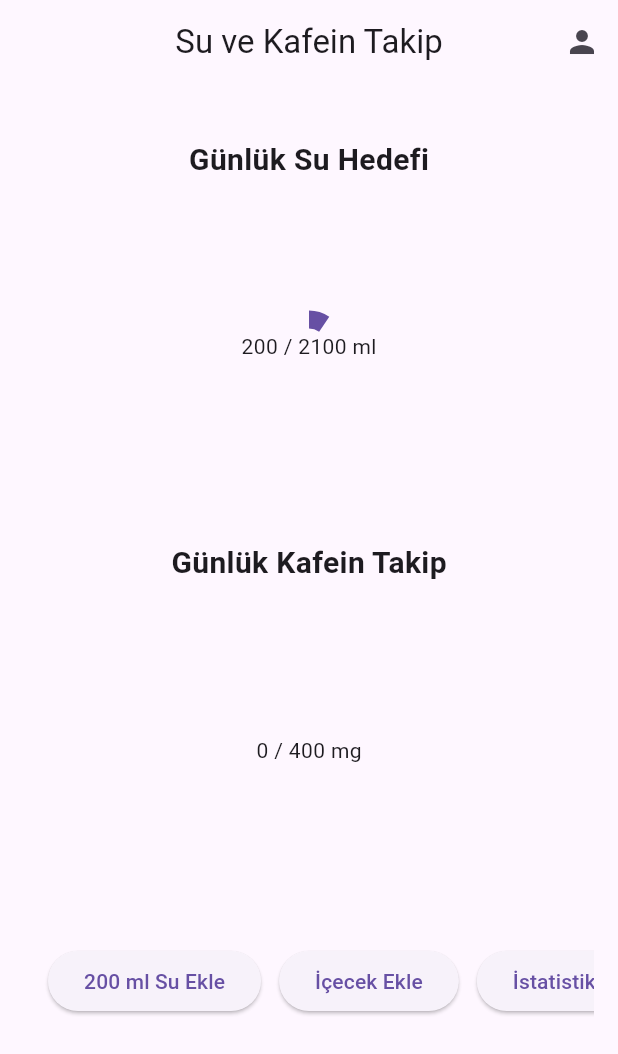
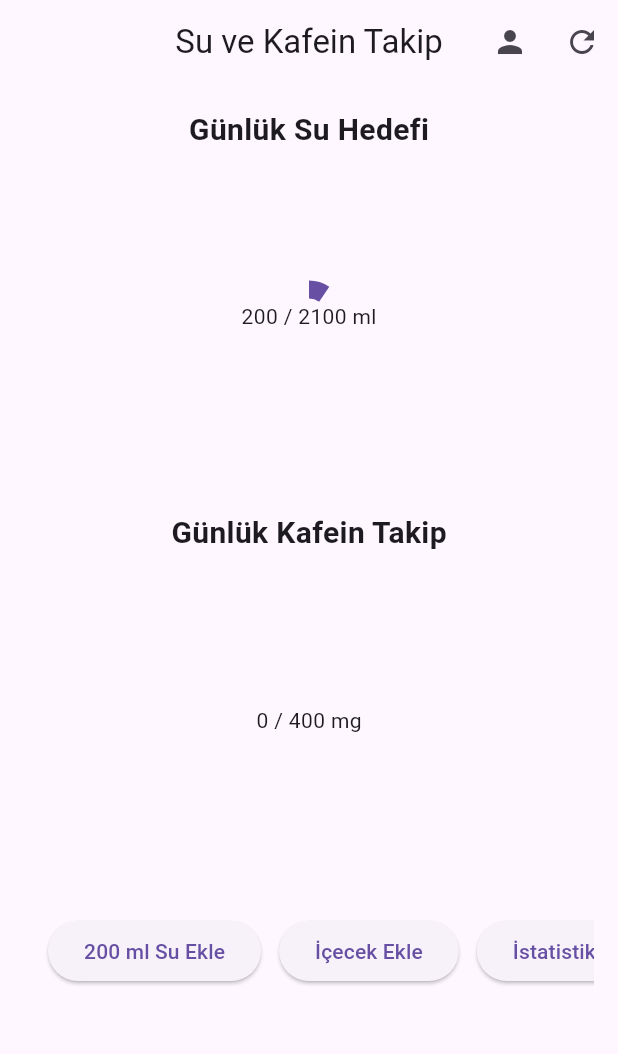
Before and after one commit to yafurkan/suu-water-tracker, a Flutter app: the screen it shows after launch, after a tap on "200 ml Su Ekle", on a phone screen of 412 x 824 dp. Shown: the top 1054 px of the screen. Run offline on Flutter 3.47's test engine with Material 3 defaults, Android fonts, the light colour scheme and no system bars; our stand-ins replace awesome_notifications, fl_chart, shared_preferences.

Commit message:
v0.6: Açılışta reset ve günlük verileri temizleme

```diff
--- a/lib/screens/water_tracker_screen.dart
+++ b/lib/screens/water_tracker_screen.dart
@@ -12,7 +12,7 @@ class WaterTrackerScreen extends StatefulWidget {
 
 class _WaterTrackerScreenState extends State<WaterTrackerScreen> {
   int _waterConsumed = 0;
-  int _dailyGoal = 2000;               // artık dinamik
+  int _dailyGoal = 2000;
   int _caffeineConsumed = 0;
   final int _dailyCaffeineLimit = 400;
 
@@ -24,11 +24,10 @@ class _WaterTrackerScreenState extends State<WaterTrackerScreen> {
 
   Future<void> _loadData() async {
     final prefs = await SharedPreferences.getInstance();
-    final weight = prefs.getDouble('weight') ?? 60.0; // default 60kg
+    final weight = prefs.getDouble('weight') ?? 60.0;
     setState(() {
       _waterConsumed = prefs.getInt('waterConsumed') ?? 0;
       _caffeineConsumed = prefs.getInt('caffeineConsumed') ?? 0;
-      // Formül: 0.035 × kilo(kg) × 1000 = ml
       _dailyGoal = (0.035 * weight * 1000).toInt();
     });
   }
@@ -39,6 +38,14 @@ class _WaterTrackerScreenState extends State<WaterTrackerScreen> {
     await prefs.setInt('caffeineConsumed', _caffeineConsumed);
   }
 
+  void _resetData() {
+    setState(() {
+      _waterConsumed = 0;
+      _caffeineConsumed = 0;
+    });
+    _saveData();
+  }
+
   void _addWater() {
     setState(() {
       _waterConsumed = (_waterConsumed + 200).clamp(0, _dailyGoal);
@@ -47,14 +54,8 @@ class _WaterTrackerScreenState extends State<WaterTrackerScreen> {
   }
 
   void _addDrink(String type) {
-    int addedWater = 0, addedCaffeine = 0;
-    if (type == 'coffee') {
-      addedWater = 200;
-      addedCaffeine = 95;
-    } else if (type == 'tea') {
-      addedWater = 200;
-      addedCaffeine = 47;
-    }
+    int addedWater = type == 'coffee' ? 200 : 200;
+    int addedCaffeine = type == 'coffee' ? 95 : 47;
     setState(() {
       _waterConsumed = (_waterConsumed + addedWater).clamp(0, _dailyGoal);
       _caffeineConsumed = (_caffeineConsumed + addedCaffeine).clamp(0, _dailyCaffeineLimit);
@@ -76,18 +77,12 @@ class _WaterTrackerScreenState extends State<WaterTrackerScreen> {
           ListTile(
             leading: const Icon(Icons.local_cafe),
             title: const Text('Kahve (200 ml)'),
-            onTap: () {
-              Navigator.pop(context);
-              _addDrink('coffee');
-            },
+            onTap: () { Navigator.pop(context); _addDrink('coffee'); },
           ),
           ListTile(
             leading: const Icon(Icons.emoji_food_beverage),
             title: const Text('Çay (200 ml)'),
-            onTap: () {
-              Navigator.pop(context);
-              _addDrink('tea');
-            },
+            onTap: () { Navigator.pop(context); _addDrink('tea'); },
           ),
         ],
       ),
@@ -112,10 +107,13 @@ class _WaterTrackerScreenState extends State<WaterTrackerScreen> {
                 context,
                 MaterialPageRoute(builder: (_) => const ProfileScreen()),
               );
-              if (updated == true) {
-                _loadData(); // Profil değişti, hedefi ve verileri tekrar yükle
-              }
+              if (updated == true) _loadData();
             },
+          ),
+          IconButton(
+            icon: const Icon(Icons.refresh),
+            tooltip: 'Günlük Verileri Sıfırla',
+            onPressed: _resetData,
           ),
         ],
       ),
@@ -123,15 +121,11 @@ class _WaterTrackerScreenState extends State<WaterTrackerScreen> {
         padding: const EdgeInsets.all(16),
         child: Column(
           children: [
-            const SizedBox(height: 20),
-            const Text(
-              'Günlük Su Hedefi',
-              style: TextStyle(fontSize: 20, fontWeight: FontWeight.bold),
-            ),
+            // --- su hedefi göstergesi
+            const Text('Günlük Su Hedefi', style: TextStyle(fontSize: 20, fontWeight: FontWeight.bold)),
             const SizedBox(height: 10),
             SizedBox(
-              height: 200,
-              width: 200,
+              height: 200, width: 200,
               child: Stack(
                 alignment: Alignment.center,
                 children: [
@@ -141,28 +135,21 @@ class _WaterTrackerScreenState extends State<WaterTrackerScreen> {
               ),
             ),
             const SizedBox(height: 30),
-            const Text(
-              'Günlük Kafein Takip',
-              style: TextStyle(fontSize: 20, fontWeight: FontWeight.bold),
-            ),
+            // --- kafein göstergesi
+            const Text('Günlük Kafein Takip', style: TextStyle(fontSize: 20, fontWeight: FontWeight.bold)),
             const SizedBox(height: 10),
             SizedBox(
-              height: 200,
-              width: 200,
+              height: 200, width: 200,
               child: Stack(
                 alignment: Alignment.center,
                 children: [
-                  CircularProgressIndicator(
-                    value: caffeineProgress,
-                    strokeWidth: 12,
-                    color: Colors.brown,
-                  ),
+                  CircularProgressIndicator(value: caffeineProgress, strokeWidth: 12, color: Colors.brown),
                   Text('$_caffeineConsumed / $_dailyCaffeineLimit mg'),
                 ],
               ),
             ),
             const SizedBox(height: 30),
-            // ── Kaydırılabilir buton satırı ──
+            // --- buton satırı
             SingleChildScrollView(
               scrollDirection: Axis.horizontal,
               padding: const EdgeInsets.symmetric(horizontal: 16),
@@ -184,7 +171,6 @@ class _WaterTrackerScreenState extends State<WaterTrackerScreen> {
                 ],
               ),
             ),
-            // ───────────────────────────
           ],
         ),
       ),
```
